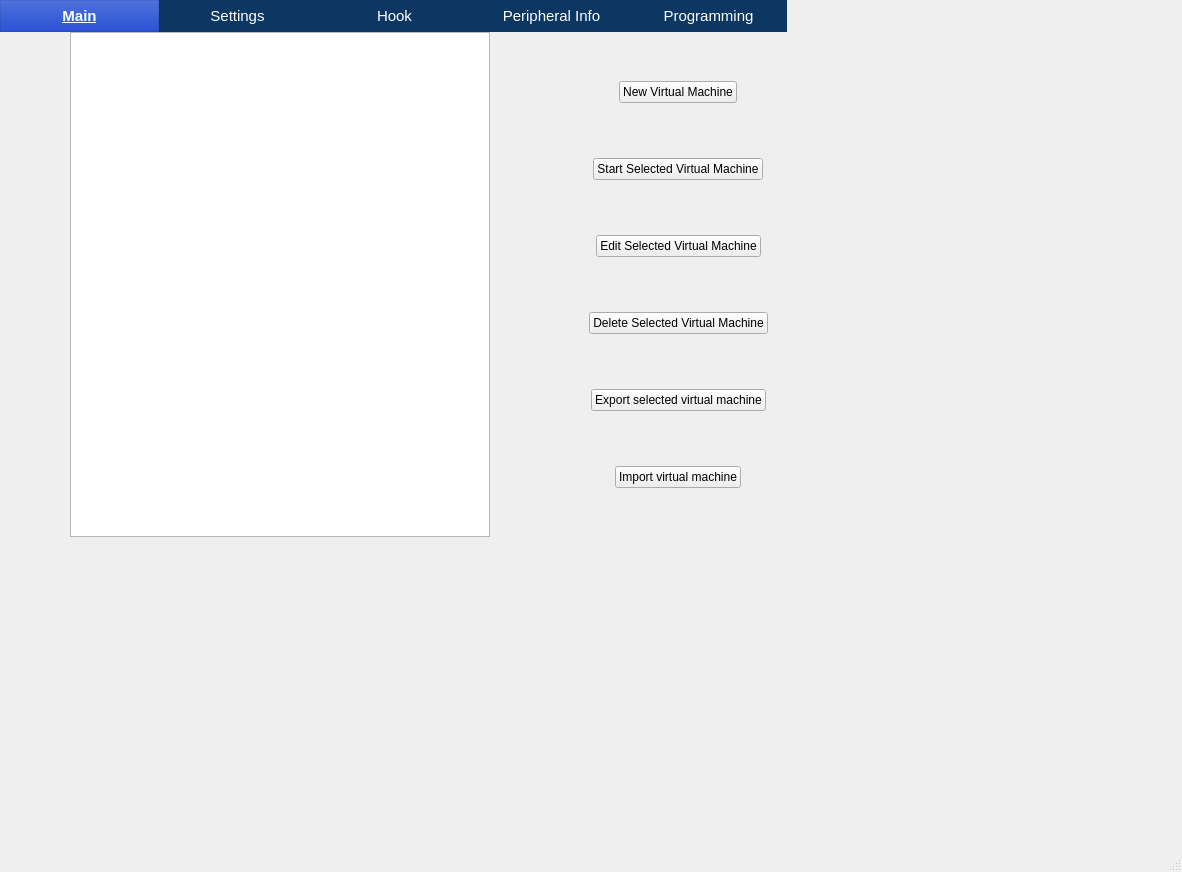
The window that ui/Main.ui (wjqsec/EmuGUI) describes before a commit, drawn with Qt 5.
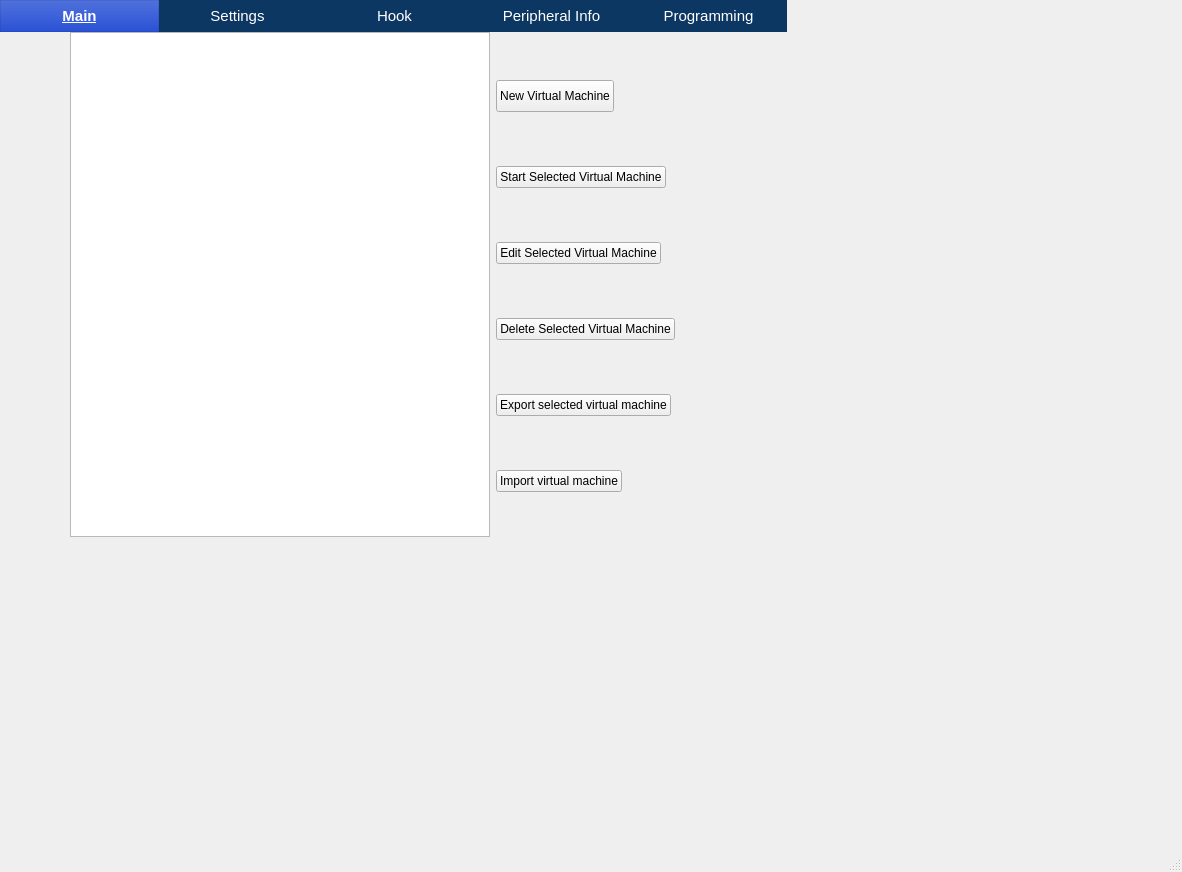
The same window after the commit. Icons and pictures are not drawn.

Diff of the .ui file:
```diff
--- a/ui/Main.ui
+++ b/ui/Main.ui
@@ -91,42 +91,48 @@
          <layout class="QGridLayout" name="gridLayout_4">
           <item row="0" column="2" rowspan="2">
            <layout class="QVBoxLayout" name="verticalLayout">
-            <item alignment="Qt::AlignHCenter">
+            <item alignment="Qt::AlignLeft">
              <widget class="QPushButton" name="pushButton_8">
+              <property name="maximumSize">
+               <size>
+                <width>153</width>
+                <height>32</height>
+               </size>
+              </property>
               <property name="text">
                <string>New Virtual Machine</string>
               </property>
              </widget>
             </item>
-            <item alignment="Qt::AlignHCenter">
+            <item alignment="Qt::AlignLeft">
              <widget class="QPushButton" name="pushButton_9">
               <property name="text">
                <string>Start Selected Virtual Machine</string>
               </property>
              </widget>
             </item>
-            <item alignment="Qt::AlignHCenter">
+            <item alignment="Qt::AlignLeft">
              <widget class="QPushButton" name="pushButton_10">
               <property name="text">
                <string>Edit Selected Virtual Machine</string>
               </property>
              </widget>
             </item>
-            <item alignment="Qt::AlignHCenter">
+            <item alignment="Qt::AlignLeft">
              <widget class="QPushButton" name="pushButton_11">
               <property name="text">
                <string>Delete Selected Virtual Machine</string>
               </property>
              </widget>
             </item>
-            <item alignment="Qt::AlignHCenter">
+            <item alignment="Qt::AlignLeft">
              <widget class="QPushButton" name="pushButton_22">
               <property name="text">
                <string>Export selected virtual machine</string>
               </property>
              </widget>
             </item>
-            <item alignment="Qt::AlignHCenter">
+            <item alignment="Qt::AlignLeft">
              <widget class="QPushButton" name="pushButton_23">
               <property name="text">
                <string>Import virtual machine</string>
```
Left out of the diff: 2 changed lines with no effect on the pictures.
